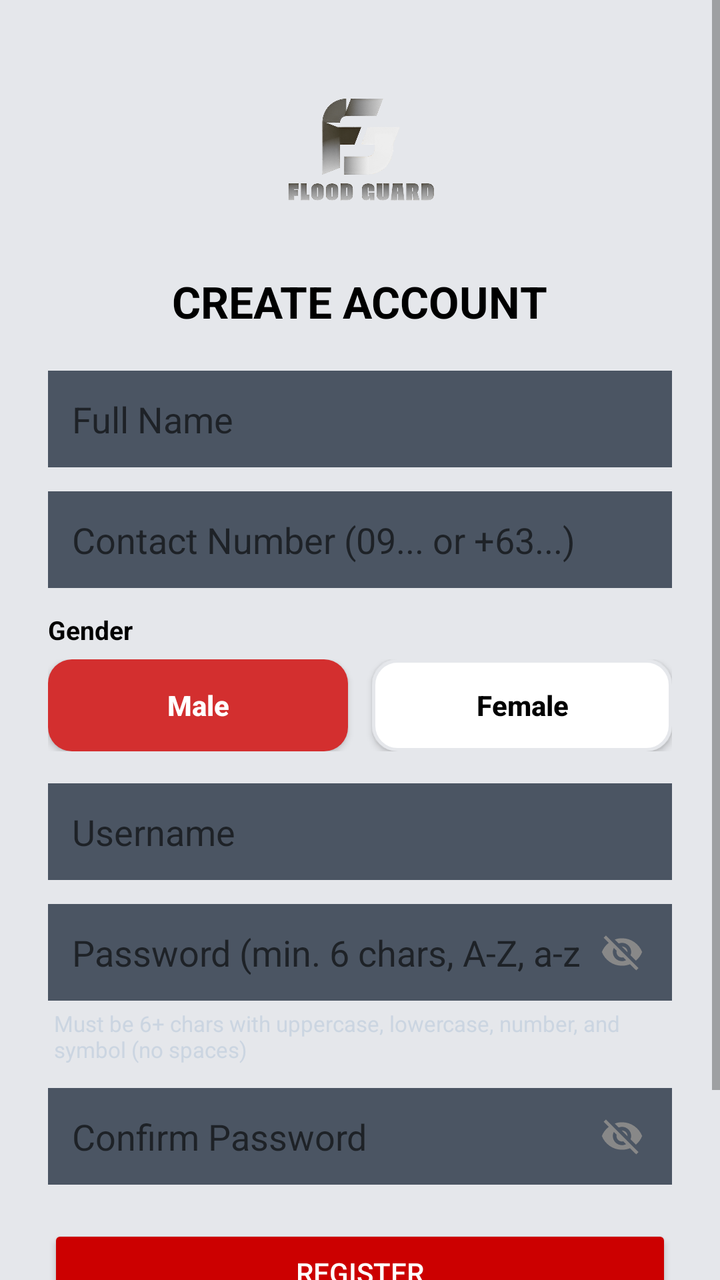
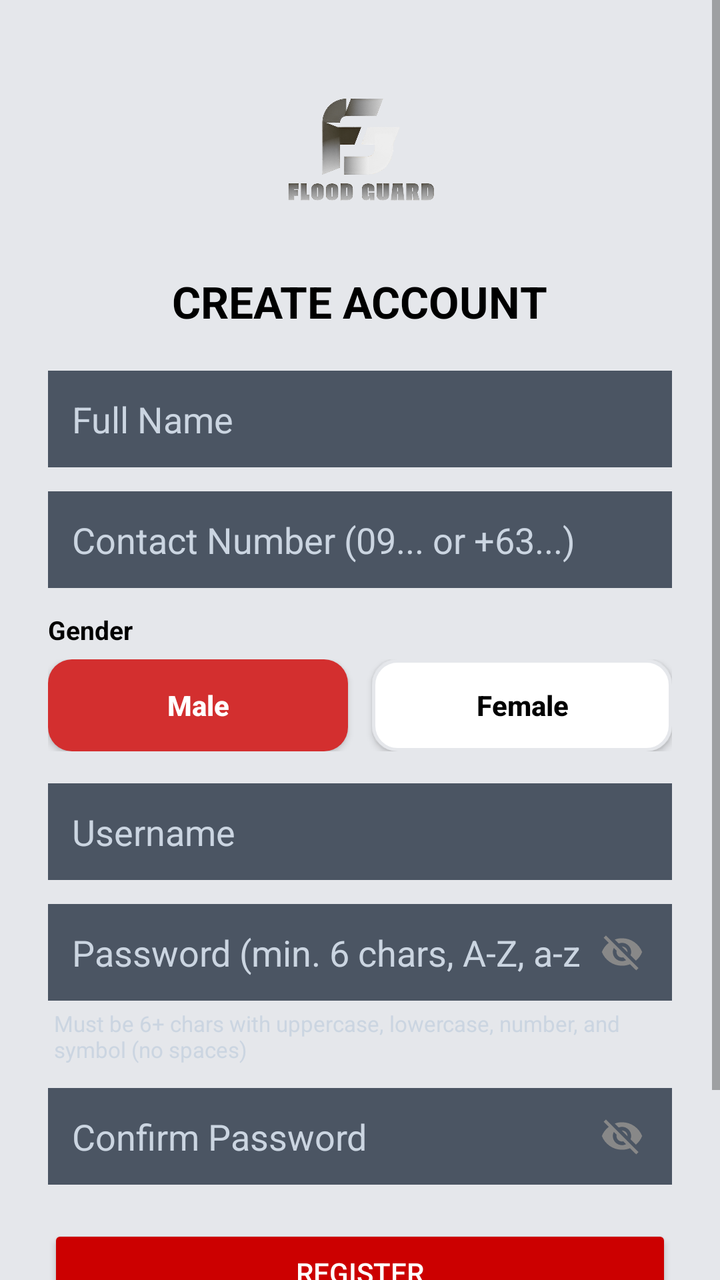

Two renders of the same Android screen: before a commit and after it. Below are the layout's source before the change and the commit's diff.
<!-- AndroidManifest.xml: activity theme Theme.FloodGuard -->
<!-- res/layout/activity_register.xml -->
<?xml version="1.0" encoding="utf-8"?>
<ScrollView xmlns:android="http://schemas.android.com/apk/res/android"
    android:layout_width="match_parent"
    android:layout_height="match_parent"
    android:background="@color/divider_color"
    android:fillViewport="true"
    android:isScrollContainer="true"
    android:overScrollMode="ifContentScrolls"
    android:scrollbars="vertical">

    <LinearLayout
        android:layout_width="match_parent"
        android:layout_height="wrap_content"
        android:gravity="center_horizontal"
        android:orientation="vertical"
        android:padding="24dp">

        
        <ImageView
            android:layout_width="100dp"
            android:layout_height="100dp"
            android:contentDescription="FloodGuard Logo"
            android:src="@drawable/fg_logo" />

        
        <TextView
            android:layout_width="wrap_content"
            android:layout_height="wrap_content"
            android:layout_marginTop="12dp"
            android:text="CREATE ACCOUNT"
            android:textColor="@color/black"
            android:textSize="22sp"
            android:textStyle="bold" />

        
        <EditText
            android:id="@+id/fullNameField"
            android:layout_width="match_parent"
            android:layout_height="wrap_content"
            android:layout_marginTop="20dp"
            android:background="@color/text_secondary"
            android:hint="Full Name"
            android:inputType="textPersonName"
            android:padding="12dp" />

        
        <EditText
            android:id="@+id/mobileField"
            android:layout_width="match_parent"
            android:layout_height="wrap_content"
            android:layout_marginTop="12dp"
            android:background="@color/text_secondary"
            android:hint="Contact Number (09... or +63...)"
            android:inputType="phone"
            android:padding="12dp" />

        
        <TextView
            android:layout_width="match_parent"
            android:layout_height="wrap_content"
            android:layout_marginTop="12dp"
            android:layout_marginBottom="6dp"
            android:text="Gender"
            android:textColor="@color/black"
            android:textSize="13sp"
            android:textStyle="bold" />

        <LinearLayout
            android:layout_width="match_parent"
            android:layout_height="46dp"
            android:layout_marginBottom="4dp"
            android:orientation="horizontal">

            <Button
                android:id="@+id/btnRegMale"
                android:layout_width="0dp"
                android:layout_height="match_parent"
                android:layout_marginEnd="6dp"
                android:layout_weight="1"
                android:background="@drawable/btn_severity_selected"
                android:text="Male"
                android:textAllCaps="false"
                android:textColor="@android:color/white"
                android:textSize="14sp"
                android:textStyle="bold" />

            <Button
                android:id="@+id/btnRegFemale"
                android:layout_width="0dp"
                android:layout_height="match_parent"
                android:layout_marginStart="6dp"
                android:layout_weight="1"
                android:background="@drawable/btn_severity_default"
                android:text="Female"
                android:textAllCaps="false"
                android:textColor="@android:color/black"
                android:textSize="14sp"
                android:textStyle="bold" />
        </LinearLayout>

        
        <EditText
            android:id="@+id/regUsernameField"
            android:layout_width="match_parent"
            android:layout_height="wrap_content"
            android:layout_marginTop="12dp"
            android:background="@color/text_secondary"
            android:hint="Username"
            android:padding="12dp" />

        
        <RelativeLayout
            android:layout_width="match_parent"
            android:layout_height="wrap_content"
            android:layout_marginTop="12dp">

            <EditText
                android:id="@+id/regPasswordField"
                android:layout_width="match_parent"
                android:layout_height="wrap_content"
                android:background="@color/text_secondary"
                android:hint="Password (min. 6 chars, A-Z, a-z, 0-9, symbol)"
                android:inputType="textPassword"
                android:paddingStart="12dp"
                android:paddingTop="12dp"
                android:paddingEnd="46dp"
                android:paddingBottom="12dp" />

            <ImageView
                android:id="@+id/toggleRegPassword"
                android:layout_width="26dp"
                android:layout_height="26dp"
                android:layout_alignParentEnd="true"
                android:layout_centerVertical="true"
                android:layout_marginEnd="12dp"
                android:clickable="true"
                android:contentDescription="Toggle Password Visibility"
                android:focusable="true"
                android:padding="2dp"
                android:src="@drawable/ic_visibility_off" />
        </RelativeLayout>

        <TextView
            android:layout_width="match_parent"
            android:layout_height="wrap_content"
            android:layout_marginTop="4dp"
            android:layout_marginStart="2dp"
            android:text="Must be 6+ chars with uppercase, lowercase, number, and symbol (no spaces)"
            android:textColor="#CBD5E1"
            android:textSize="11sp" />

        
        <RelativeLayout
            android:layout_width="match_parent"
            android:layout_height="wrap_content"
            android:layout_marginTop="12dp">

            <EditText
                android:id="@+id/confirmPasswordField"
                android:layout_width="match_parent"
                android:layout_height="wrap_content"
                android:background="@color/text_secondary"
                android:hint="Confirm Password"
                android:inputType="textPassword"
                android:paddingStart="12dp"
                android:paddingTop="12dp"
                android:paddingEnd="46dp"
                android:paddingBottom="12dp" />

            <ImageView
                android:id="@+id/toggleConfirmPassword"
                android:layout_width="26dp"
                android:layout_height="26dp"
                android:layout_alignParentEnd="true"
                android:layout_centerVertical="true"
                android:layout_marginEnd="12dp"
                android:clickable="true"
                android:contentDescription="Toggle Confirm Password Visibility"
                android:focusable="true"
                android:padding="2dp"
                android:src="@drawable/ic_visibility_off" />
        </RelativeLayout>

        
        <Button
            android:id="@+id/registerButton"
            android:layout_width="match_parent"
            android:layout_height="wrap_content"
            android:layout_marginTop="20dp"
            android:backgroundTint="@android:color/holo_red_dark"
            android:text="REGISTER"
            android:textColor="@color/app_bg" />

        
        <LinearLayout
            android:layout_width="wrap_content"
            android:layout_height="wrap_content"
            android:layout_marginTop="16dp"
            android:layout_marginBottom="32dp"
            android:gravity="center"
            android:orientation="horizontal">

            <TextView
                android:layout_width="wrap_content"
                android:layout_height="wrap_content"
                android:text="Already have an account?"
                android:textColor="@color/black" />

            <TextView
                android:id="@+id/loginLink"
                android:layout_width="wrap_content"
                android:layout_height="wrap_content"
                android:text=" LOG IN"
                android:textColor="@color/light_blue_900"
                android:textStyle="bold" />
        </LinearLayout>

    </LinearLayout>
</ScrollView>
<!-- resources referenced by this layout -->
<resources>
  <color name="app_bg">#FFFFFF</color>
  <color name="black">#FF000000</color>
  <color name="divider_color">#E5E7EB</color>
  <color name="light_blue_900">#FF01579B</color>
  <color name="text_secondary">#4B5563</color>
  <!-- drawable btn_severity_default (drawable) -->
  <?xml version="1.0" encoding="utf-8"?>
  <shape xmlns:android="http://schemas.android.com/apk/res/android"
      android:shape="rectangle">
      <solid android:color="@color/card_bg" />
      <corners android:radius="12dp" />
      <stroke
          android:width="1.5dp"
          android:color="@color/card_stroke" />
  </shape>
  <!-- drawable btn_severity_selected (drawable) -->
  <?xml version="1.0" encoding="utf-8"?>
  <shape xmlns:android="http://schemas.android.com/apk/res/android"
      android:shape="rectangle">
      <solid android:color="#D32F2F" />
      <corners android:radius="12dp" />
  </shape>
  <!-- drawable fg_logo: png bitmap (drawable, 602634 bytes) -->
  <!-- drawable ic_visibility_off (drawable) -->
  <vector xmlns:android="http://schemas.android.com/apk/res/android"
      android:width="24dp"
      android:height="24dp"
      android:viewportWidth="24"
      android:viewportHeight="24">
      <path
          android:fillColor="#888888"
          android:pathData="M12,7c2.76,0 5,2.24 5,5 0,0.65 -0.13,1.26 -0.36,1.82l2.92,2.92c1.51,-1.26 2.7,-2.89 3.44,-4.74 -1.73,-4.39 -6,-7.5 -11,-7.5 -1.4,0 -2.74,0.25 -3.98,0.7l2.16,2.16C10.74,7.13 11.35,7 12,7zM2,4.27l2.28,2.28 0.46,0.46C3.08,8.3 1.78,10.02 1,12c1.73,4.39 6,7.5 11,7.5 1.55,0 3.03,-0.3 4.38,-0.84l0.42,0.42L19.73,22 21,20.73 3.27,3 2,4.27zM7.53,9.8l1.55,1.55c-0.05,0.21 -0.08,0.43 -0.08,0.65 0,1.66 1.34,3 3,3 0.22,0 0.44,-0.03 0.65,-0.08l1.55,1.55c-0.67,0.33 -1.41,0.53 -2.2,0.53 -2.76,0 -5,-2.24 -5,-5 0,-0.79 0.2,-1.53 0.53,-2.2zm4.31,-0.78l3.15,3.15 0.02,-0.16c0,-1.66 -1.34,-3 -3,-3l-0.17,0.01z"/>
  </vector>
  <style name="Theme.FloodGuard" parent="Theme.AppCompat.DayNight.NoActionBar">
          <item name="windowActionBar">false</item>
          <item name="windowNoTitle">true</item>
      </style>
  <color name="card_bg">#FFFFFF</color>
  <color name="card_stroke">#E5E7EB</color>
</resources>

<!-- the commit's change to res/layout/activity_register.xml (unified diff, before → after) -->
@@ -41,6 +41,11 @@
             android:background="@color/text_secondary"
             android:hint="Full Name"
             android:inputType="textPersonName"
+            android:singleLine="true"
+            android:maxLines="1"
+            android:imeOptions="actionNext"
+            android:textColor="@android:color/white"
+            android:textColorHint="#CBD5E1"
             android:padding="12dp" />
 
         
@@ -52,6 +57,11 @@
             android:background="@color/text_secondary"
             android:hint="Contact Number (09... or +63...)"
             android:inputType="phone"
+            android:singleLine="true"
+            android:maxLines="1"
+            android:imeOptions="actionNext"
+            android:textColor="@android:color/white"
+            android:textColorHint="#CBD5E1"
             android:padding="12dp" />
 
         
@@ -106,6 +116,12 @@
             android:layout_marginTop="12dp"
             android:background="@color/text_secondary"
             android:hint="Username"
+            android:inputType="textNoSuggestions"
+            android:singleLine="true"
+            android:maxLines="1"
+            android:imeOptions="actionNext"
+            android:textColor="@android:color/white"
+            android:textColorHint="#CBD5E1"
             android:padding="12dp" />
 
         
@@ -121,6 +137,11 @@
                 android:background="@color/text_secondary"
                 android:hint="Password (min. 6 chars, A-Z, a-z, 0-9, symbol)"
                 android:inputType="textPassword"
+                android:singleLine="true"
+                android:maxLines="1"
+                android:imeOptions="actionNext"
+                android:textColor="@android:color/white"
+                android:textColorHint="#CBD5E1"
                 android:paddingStart="12dp"
                 android:paddingTop="12dp"
                 android:paddingEnd="46dp"
@@ -162,6 +183,11 @@
                 android:background="@color/text_secondary"
                 android:hint="Confirm Password"
                 android:inputType="textPassword"
+                android:singleLine="true"
+                android:maxLines="1"
+                android:imeOptions="actionDone"
+                android:textColor="@android:color/white"
+                android:textColorHint="#CBD5E1"
                 android:paddingStart="12dp"
                 android:paddingTop="12dp"
                 android:paddingEnd="46dp"
